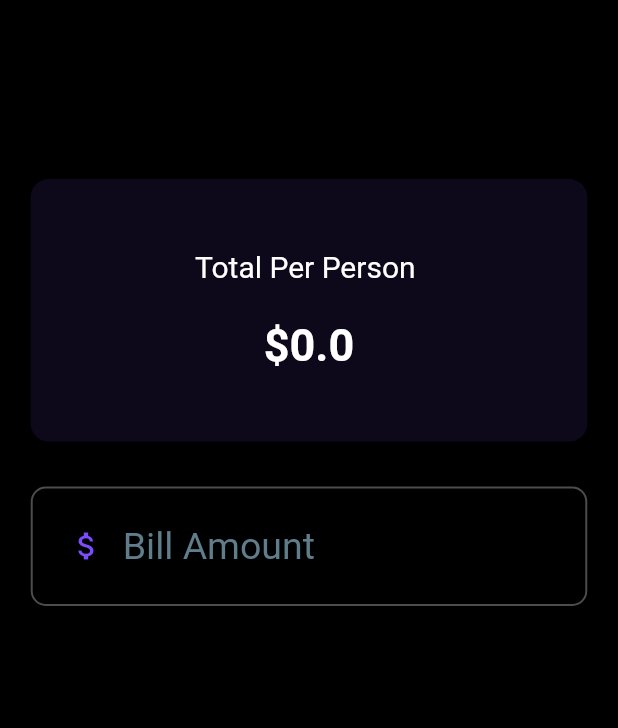
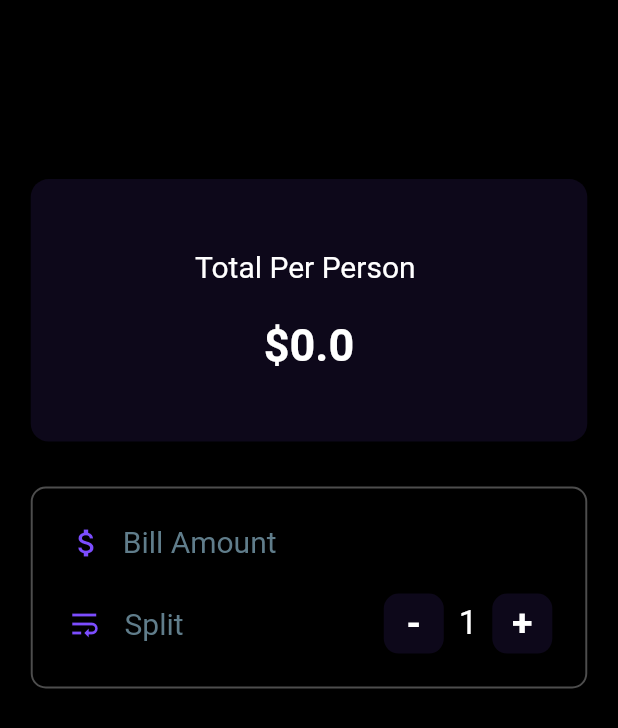
Before and after one commit to niloufarmj/Flutter-Learning-MiniApps, a Flutter app: the screen it shows after launch, on a phone screen of 412 x 824 dp. Shown: the top 728 px of the screen. Run offline on Flutter 3.47's test engine with Material 2 defaults, Android fonts, the light colour scheme and no system bars.

Commit message:
add split plus minus row to bill splitter app

```diff
--- a/first_flutter_app/lib/ui/home.dart
+++ b/first_flutter_app/lib/ui/home.dart
@@ -64,7 +64,7 @@ class _BillSplitterState extends State<BillSplitter> {
                 children: <Widget>[
                   TextField(
                     keyboardType: TextInputType.numberWithOptions(decimal: true),
-                    style: TextStyle(color: Colors.white, fontSize: 25),
+                    style: TextStyle(color: Colors.white, fontSize: 20),
                     decoration: InputDecoration(
                       hintText: "Bill Amount",
                       hintStyle: TextStyle(color: Colors.blueGrey),
@@ -78,7 +78,61 @@ class _BillSplitterState extends State<BillSplitter> {
                         _billAmount = 0;
                       }
                     },
-                  )
+                  ),
+                  Row(
+                    mainAxisAlignment: MainAxisAlignment.spaceBetween,
+                    children: <Widget>[
+                      Row(
+                        children:<Widget> [
+                          Text("   "),
+                          Icon(Icons.wrap_text, color: Colors.deepPurpleAccent),
+                          Text("   Split", style: TextStyle(color: Colors.blueGrey, fontSize: 20),)
+                        ],
+                      ),
+
+                      Row(
+                        children: <Widget>[
+                          InkWell(
+                            onTap: () {
+                              setState(() {
+                                if (_personCounter > 1)
+                                  _personCounter --;
+                              });
+                            },
+                            child: Container(
+                              width: 40,
+                              height: 40,
+                              margin: EdgeInsets.all(10),
+                              decoration: BoxDecoration(
+                                borderRadius: BorderRadius.circular(10),
+                                color: Colors.deepPurpleAccent.withOpacity(0.1)
+                              ),
+                                child: Center(child: Text("-", style: TextStyle(color: Colors.white, fontSize: 25, fontWeight: FontWeight.bold),)),
+                            ),
+                          ),
+                          Text(_personCounter.toString(), style: TextStyle(color: Colors.white, fontSize: 22),),
+                          InkWell(
+                            onTap: () {
+                              setState(() {
+                                  _personCounter ++;
+                              });
+                            },
+                            child: Container(
+                              width: 40,
+                              height: 40,
+                              margin: EdgeInsets.all(10),
+                              decoration: BoxDecoration(
+                                  borderRadius: BorderRadius.circular(10),
+                                  color: Colors.deepPurpleAccent.withOpacity(0.1)
+                              ),
+                              child: Center(child: Text("+", style: TextStyle(color: Colors.white, fontSize: 25, fontWeight: FontWeight.bold),)),
+                            ),
+                          )
+                        ],
+                      )
+                    ],
+                  ),
+
                 ]
               )
             )
@@ -286,8 +340,6 @@ class BizzCard extends StatelessWidget {
     );
   }
 
-
-
   Container _getAvatar() {
     return Container(
       width: 100,
```
